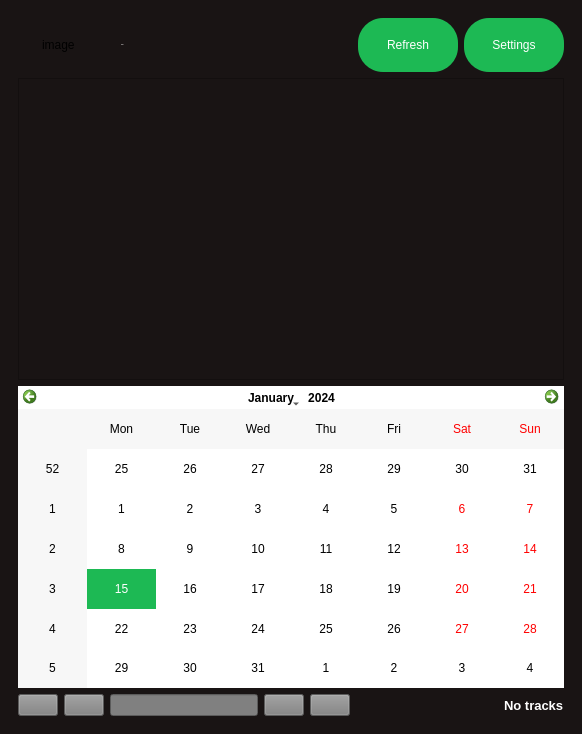
Old version of the form mutak/mainwindow.ui in the repository ahmed-debbech/mutak.
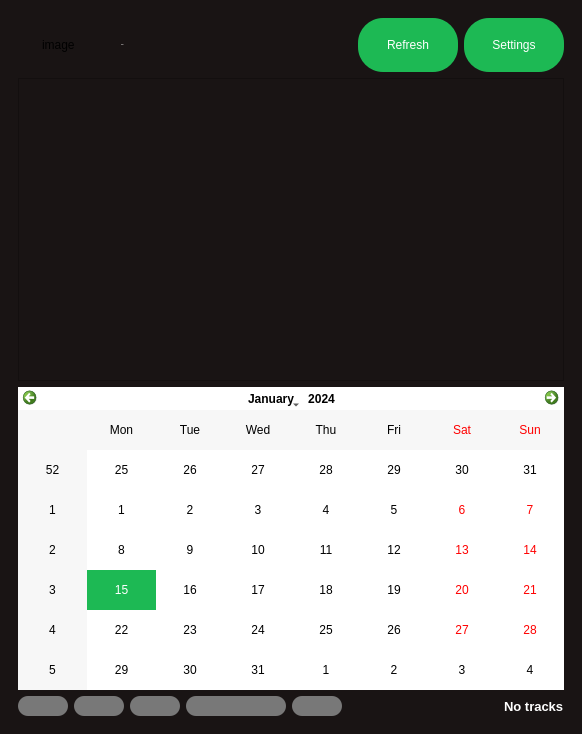
New version of the form. The open tabs and pages were chosen to show the change.

Commit message: Fix stylesheet for navigation buttons

Diff of the .ui file:
```diff
--- a/mutak/mainwindow.ui
+++ b/mutak/mainwindow.ui
@@ -476,13 +476,26 @@
          <layout class="QHBoxLayout" name="horizontalLayout_2">
           <item>
            <widget class="QPushButton" name="confirm">
+            <property name="maximumSize">
+             <size>
+              <width>16777215</width>
+              <height>20</height>
+             </size>
+            </property>
             <property name="toolTip">
              <string>Submit date</string>
             </property>
             <property name="styleSheet">
-             <string notr="true">color: white;
-background-color:  grey;
-font: bold 14px '://resources/fonts/Gotham-UltraItalic.otf';</string>
+             <string notr="true">#confirm {
+color: white;
+background-color:  #787878;
+border-radius: 10px;
+padding: 20px;
+width: 10px;
+ }
+#confirm:hover {
+	background-color: #999999;
+ }</string>
             </property>
             <property name="text">
              <string/>
@@ -491,13 +504,54 @@
           </item>
           <item>
            <widget class="QPushButton" name="navPrev">
+            <property name="maximumSize">
+             <size>
+              <width>16777215</width>
+              <height>20</height>
+             </size>
+            </property>
             <property name="toolTip">
              <string>One day back</string>
             </property>
             <property name="styleSheet">
-             <string notr="true">color: white;
-background-color:  grey;
-font: bold 14px '://resources/fonts/Gotham-UltraItalic.otf';</string>
+             <string notr="true">#navPrev {
+color: white;
+background-color:  #787878;
+border-radius: 10px;
+padding: 20px;
+width: 10px;
+ }
+#navPrev:hover {
+	background-color: #999999;
+ }</string>
+            </property>
+            <property name="text">
+             <string/>
+            </property>
+           </widget>
+          </item>
+          <item>
+           <widget class="QPushButton" name="navNext">
+            <property name="maximumSize">
+             <size>
+              <width>16777215</width>
+              <height>20</height>
+             </size>
+            </property>
+            <property name="toolTip">
+             <string>One day ahead</string>
+            </property>
+            <property name="styleSheet">
+             <string notr="true">#navNext {
+color: white;
+background-color:  #787878;
+border-radius: 10px;
+padding: 20px;
+width: 10px;
+ }
+#navNext:hover {
+	background-color: #999999;
+ }</string>
             </property>
             <property name="text">
              <string/>
@@ -506,13 +560,24 @@
           </item>
           <item>
            <widget class="QLineEdit" name="dateName">
+            <property name="maximumSize">
+             <size>
+              <width>100</width>
+              <height>20</height>
+             </size>
+            </property>
             <property name="toolTip">
              <string>Date counter</string>
             </property>
             <property name="styleSheet">
-             <string notr="true">background-color: grey;
+             <string notr="true">#dateName {
 color: white;
-font: bold 14px '://resources/fonts/Gotham-UltraItalic.otf';</string>
+font: bold 10px '://resources/fonts/Gotham-UltraItalic.otf';
+background-color:  #787878;
+border-radius: 10px;
+padding: 5px;
+width: 60px;
+ }</string>
             </property>
             <property name="text">
              <string/>
@@ -525,37 +590,31 @@
             </property>
            </widget>
           </item>
-          <item>
-           <widget class="QPushButton" name="navNext">
-            <property name="toolTip">
-             <string>One day ahead</string>
-            </property>
-            <property name="styleSheet">
-             <string notr="true">#navNext{
-	background-color: grey;
-	color: white;
-	font: bold 14px '://resources/fonts/Gotham-UltraItalic.otf';
-}</string>
-            </property>
-            <property name="text">
-             <string/>
-            </property>
-           </widget>
-          </item>
           <item>
            <widget class="QPushButton" name="nav">
             <property name="enabled">
              <bool>true</bool>
             </property>
+            <property name="maximumSize">
+             <size>
+              <width>16777215</width>
+              <height>20</height>
+             </size>
+            </property>
             <property name="toolTip">
              <string>Calendar</string>
             </property>
             <property name="styleSheet">
-             <string notr="true">#nav{
-	background-color: grey;
-	color: white;
-	font: bold 14px '://resources/fonts/Gotham-UltraItalic.otf';
-}</string>
+             <string notr="true">#nav {
+color: white;
+background-color:  #787878;
+border-radius: 10px;
+padding: 20px;
+width: 10px;
+ }
+#nav:hover {
+	background-color: #999999;
+ }</string>
             </property>
             <property name="text">
              <string/>
```
Left out of the diff: 2 changed lines with no effect on the pictures. The commit also changes 1 other file.
